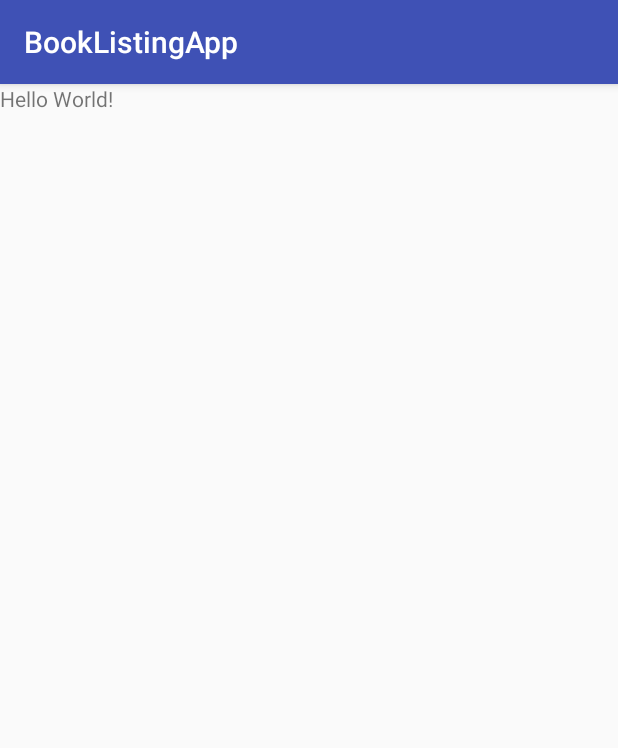
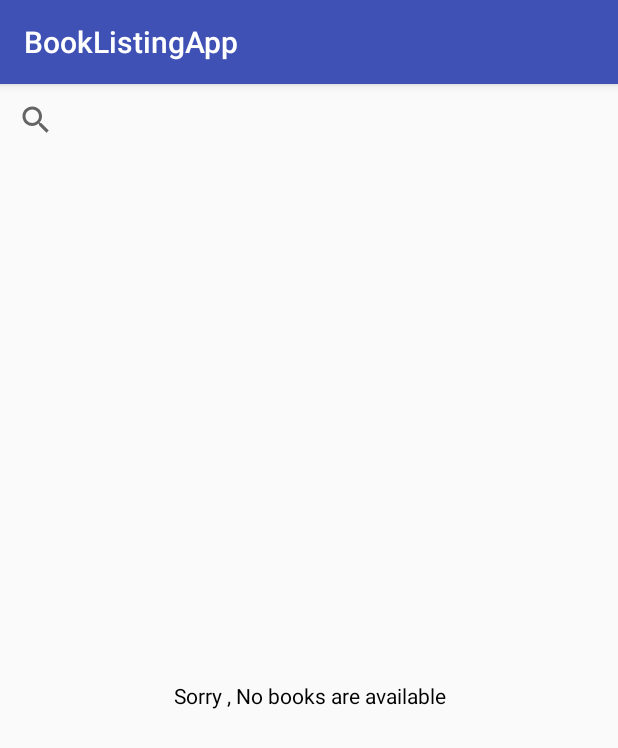
Before and after one commit to vprabhu/rubricBookListingApp, an Android app: the screen it shows after launch (MainActivity), on a phone screen of 412 x 824 dp. Shown: the top 748 px of the screen. Run offline under Robolectric (Android 15) with nearby library versions, the phone set to English and light mode, and no system bars.

Commit message:
feat : add logic for network scenario , empty listview and use of res files

```diff
--- a/app/src/main/AndroidManifest.xml
+++ b/app/src/main/AndroidManifest.xml
@@ -3,6 +3,7 @@
     package="com.example.booklistingapp">
 
     <uses-permission android:name="android.permission.INTERNET"/>
+    <uses-permission android:name="android.permission.ACCESS_NETWORK_STATE"/>
 
     <application
         android:allowBackup="true"
--- a/app/src/main/java/com/example/booklistingapp/BookAdapter.java
+++ b/app/src/main/java/com/example/booklistingapp/BookAdapter.java
@@ -31,12 +31,10 @@ public class BookAdapter extends ArrayAdapter<BookInfo>{
         mContext = context;
     }
 
-
     @NonNull
     @Override
     public View getView(int position, @Nullable View convertView, @NonNull ViewGroup parent) {
         ViewHoler mViewHoler;
-
 
         if(convertView ==null){
             convertView = LayoutInflater.from(mContext)
@@ -66,10 +64,12 @@ public class BookAdapter extends ArrayAdapter<BookInfo>{
         // sets the ratings
         float rating = (float) mBookInfo.getRating();
         mViewHoler.mRatingsTextView.setText(""+rating);
-        Log.d("Stars", "getView: Ratings " + mBookInfo.getRating());
         return convertView;
     }
 
+    /**
+     * View holder to host the UI
+     */
    static class ViewHoler{
        private TextView mTitleTextView;
        private TextView mAuthorTextView;
--- a/app/src/main/java/com/example/booklistingapp/MainActivity.java
+++ b/app/src/main/java/com/example/booklistingapp/MainActivity.java
@@ -1,29 +1,51 @@
 package com.example.booklistingapp;
 
 import android.app.LoaderManager;
+import android.content.Context;
 import android.content.Loader;
+import android.net.ConnectivityManager;
+import android.net.NetworkInfo;
 import android.os.Bundle;
 import android.support.v7.app.AppCompatActivity;
+import android.support.v7.widget.SearchView;
+import android.util.Log;
+import android.view.View;
 import android.widget.ListView;
+import android.widget.ProgressBar;
+import android.widget.TextView;
 
 import java.util.ArrayList;
 import java.util.List;
 
 public class MainActivity extends AppCompatActivity implements LoaderManager.LoaderCallbacks<List<BookInfo>> {
 
+    private static final String TAG = MainActivity.class.getSimpleName();
+
     private ListView mBookListView;
     private BookAdapter mBookAdapter;
+    private TextView mAbsenceTextView;
+    private ProgressBar mProgressBar;
 
+    private String mQueryUrl = "";
 
     @Override
     protected void onCreate(Bundle savedInstanceState) {
         super.onCreate(savedInstanceState);
         setContentView(R.layout.activity_main);
 
+//        UI Type casting
         mBookListView = (ListView) findViewById(R.id.listView_books);
+        mAbsenceTextView = (TextView) findViewById(R.id.textView_absence);
+        SearchView mBookSearchView = (SearchView) findViewById(R.id.searchView_play_books);
+        mProgressBar = (ProgressBar) findViewById(R.id.progressBar);
 
-        // aysnc task to get the queried data from Google Play Books API
+        // displays the TextView if the listview is empty
+        mBookListView.setEmptyView(mAbsenceTextView);
+        mAbsenceTextView.setText(getResources().getString(R.string.info_empty_list));
 
+        // if the network is connected , the loader is initialized
+        // else the "No internet is connected" is displayed to User
+        if(isInternetConnected(MainActivity.this)){
             // sets the adapter to ListView
             mBookAdapter = new BookAdapter(
                     MainActivity.this ,
@@ -33,22 +55,80 @@ public class MainActivity extends AppCompatActivity implements LoaderManager.Loa
             mBookListView.setAdapter(mBookAdapter);
 
             getLoaderManager().initLoader(1 , null , MainActivity.this);
+        }else {
+            mBookSearchView.setVisibility(View.GONE);
+            mBookListView.setVisibility(View.GONE);
+            mAbsenceTextView.setVisibility(View.VISIBLE);
+            mAbsenceTextView.setText(getResources().getString(R.string.info_no_internet));
+        }
+
+        mBookSearchView.setOnQueryTextListener(new SearchView.OnQueryTextListener() {
+            @Override
+            public boolean onQueryTextSubmit(String query) {
+                // change the visibility of UI components to show progressbar
+                mProgressBar.setVisibility(View.VISIBLE);
+                mBookListView.setVisibility(View.GONE);
+                mAbsenceTextView.setVisibility(View.GONE);
+                // constructing the url with user entered data
+                mQueryUrl ="https://www.googleapis.com/books/v1/volumes?q=" + query + "&maxResults=10";
+                // restart the loader to refetch the new queried data from API
+                getLoaderManager().restartLoader(1 , null , MainActivity.this);
+                return false;
+            }
+
+            @Override
+            public boolean onQueryTextChange(String newText) {
+                return false;
+            }
+        });
 
     }
 
     @Override
     public Loader<List<BookInfo>> onCreateLoader(int id, Bundle args) {
+        Log.d(TAG, "onCreateLoader: ");
         return new PlayBooksLoader(MainActivity.this ,
-                "https://www.googleapis.com/books/v1/volumes?q=Alien&maxResults=10");
+                mQueryUrl   );
     }
 
     @Override
     public void onLoadFinished(Loader<List<BookInfo>> loader, List<BookInfo> data) {
+        Log.d(TAG, "onLoadFinished: ");
+        // change the visibility of UI components to show queried data
+        mProgressBar.setVisibility(View.GONE);
+        mBookListView.setVisibility(View.VISIBLE);
+        mAbsenceTextView.setVisibility(View.VISIBLE);
+        // clears list so that to insert new queried data
+        mBookAdapter.clear();
+        // checks if the new data is not empty
+        if(!data.isEmpty()){
+            // add the new data into the adapter
             mBookAdapter.addAll(data);
+        }
     }
 
     @Override
     public void onLoaderReset(Loader<List<BookInfo>> loader) {
+        Log.d(TAG, "onLoaderReset: ");
+        // clears the data
         mBookAdapter.clear();
     }
+
+    /**
+     * checks if the mobile is connected to internet
+     * @param context to obtaind the system service
+     * @return boolean
+     * returns true if network is connected
+     * returns false if network is not connected
+     */
+    private boolean isInternetConnected(Context context){
+        ConnectivityManager connectivityManager =
+                (ConnectivityManager) context.getSystemService(Context.CONNECTIVITY_SERVICE);
+        NetworkInfo networkInfo = connectivityManager.getActiveNetworkInfo();
+        if(networkInfo!=null && networkInfo.isConnected()){
+            return true;
+        }else {
+            return false;
         }
+    }
+}
--- a/app/src/main/java/com/example/booklistingapp/PlayBooksLoader.java
+++ b/app/src/main/java/com/example/booklistingapp/PlayBooksLoader.java
@@ -2,6 +2,7 @@ package com.example.booklistingapp;
 
 import android.content.AsyncTaskLoader;
 import android.content.Context;
+import android.util.Log;
 
 import java.util.List;
 
@@ -11,22 +12,27 @@ import java.util.List;
 
 public class PlayBooksLoader extends AsyncTaskLoader<List<BookInfo>> {
 
+    private static final String TAG = MainActivity.class.getSimpleName();
+
     private String mPlayBooksUrl;
     public PlayBooksLoader(Context context , String urlParams) {
         super(context);
+        Log.d(TAG, "PlayBooksLoader: ");
         mPlayBooksUrl = urlParams;
     }
 
     @Override
     public List<BookInfo> loadInBackground() {
+        Log.d(TAG, "loadInBackground: ");
+        // fetch the data from Url ,parse the json response and makes the list
         List<BookInfo>  mBookInfoList = Utils.fetchEarthquakeData(mPlayBooksUrl);
-
         return mBookInfoList;
     }
 
     @Override
     protected void onStartLoading() {
         super.onStartLoading();
+        Log.d(TAG, "onStartLoading: ");
         forceLoad();
     }
 }
--- a/app/src/main/java/com/example/booklistingapp/Utils.java
+++ b/app/src/main/java/com/example/booklistingapp/Utils.java
@@ -1,5 +1,8 @@
 package com.example.booklistingapp;
 
+import android.content.Context;
+import android.net.ConnectivityManager;
+import android.net.NetworkInfo;
 import android.util.Log;
 
 import org.json.JSONArray;
@@ -39,8 +42,10 @@ public class Utils {
         return url;
     }
 
-
-
+    /**
+     * Fetches the data from the server using {@link HttpURLConnection}
+     * and converts it into String
+     */
     private static String makeHttpRequest(URL url) throws IOException {
         String jsonResponse = "";
 
@@ -103,7 +108,7 @@ public class Utils {
      */
     private static ArrayList<BookInfo> extractEarthquakes(String jsonResponse) {
 
-        // Create an empty ArrayList that we can start adding earthquakes to
+        // Create an empty ArrayList that we can start adding Books to
         ArrayList<BookInfo> bookQueried = new ArrayList<>();
 
         // Try to parse the SAMPLE_JSON_RESPONSE. If there's a problem with the way the JSON
@@ -112,7 +117,7 @@ public class Utils {
         try {
 
             // TODO: Parse the response given by the SAMPLE_JSON_RESPONSE string and
-            // build up a list of Earthquake objects with the corresponding data.
+            // build up a list of BookINfo objects with the corresponding data.
             JSONObject mJsonObject = new JSONObject(jsonResponse);
             JSONArray mFeaturesArray = mJsonObject.getJSONArray("items");
             int size = mFeaturesArray.length();
@@ -134,9 +139,6 @@ public class Utils {
                     }
                 }
 
-                int pageCount = mFeaturesArray.getJSONObject(i)
-                        .getJSONObject("volumeInfo")
-                        .optInt("pageCount");
                 double ratings = mFeaturesArray.getJSONObject(i)
                         .getJSONObject("volumeInfo")
                         .optDouble("averageRating");
@@ -145,7 +147,6 @@ public class Utils {
                         .getJSONObject("saleInfo")
                         .getString("saleability");
                 String displayPrice;
-                /* FOR_SALE, FREE, NOT_FOR_SALE, or FOR_PREORDER.*/
                 if(isBookForSale.equalsIgnoreCase("NOT_FOR_SALE")
                         || isBookForSale.equalsIgnoreCase("FOR_PREORDER")
                         || isBookForSale.equalsIgnoreCase("FREE")){
@@ -163,7 +164,7 @@ public class Utils {
                     displayPrice = currencyCode +" "+ retailPrice;
                 }
 
-                BookInfo mInfo = new BookInfo(title , authors ,pageCount , ratings , displayPrice , "");
+                BookInfo mInfo = new BookInfo(title , authors , ratings , displayPrice );
                 bookQueried.add(mInfo);
             }
 
@@ -171,7 +172,7 @@ public class Utils {
             // If an error is thrown when executing any of the above statements in the "try" block,
             // catch the exception here, so the app doesn't crash. Print a log message
             // with the message from the exception.
-            Log.e("QueryUtils", "Problem parsing the earthquake JSON results", e);
+            Log.e("QueryUtils", "Problem parsing the GooglePlayBooks JSON results", e);
         }
 
         // Return the list of earthquakes
@@ -195,18 +196,11 @@ public class Utils {
             Log.e(LOG_TAG, "Error closing input stream", e);
         }
 
-        // Extract relevant fields from the JSON response and create an {@link Event} object
+        // Extract relevant fields from the JSON response and create an {@link BookInfo} object
         List<BookInfo> bookInfos = extractEarthquakes(jsonResponse);
 
-        // Return the {@link Event}
+        // Return the {@link BookInfo}
         return bookInfos;
     }
 
-    public static boolean isInternetConnected(){
-
-
-        return false;
-    }
-
-
 }
--- a/app/src/main/res/layout/activity_main.xml
+++ b/app/src/main/res/layout/activity_main.xml
@@ -1,24 +1,46 @@
 <?xml version="1.0" encoding="utf-8"?>
 <LinearLayout xmlns:android="http://schemas.android.com/apk/res/android"
-    xmlns:app="http://schemas.android.com/apk/res-auto"
     xmlns:tools="http://schemas.android.com/tools"
     android:layout_width="match_parent"
     android:layout_height="match_parent"
     android:orientation="vertical"
     tools:context="com.example.booklistingapp.MainActivity">
 
-    <TextView
-        android:id="@+id/textView_empty_list"
-        android:layout_width="wrap_content"
-        android:layout_height="wrap_content"
-        android:text="Hello World!" />
+    <android.support.v7.widget.SearchView
+        android:id="@+id/searchView_play_books"
+        android:layout_width="match_parent"
+        android:layout_height="wrap_content" />
 
-    <ListView
-        android:id="@+id/listView_books"
+    <LinearLayout
         android:layout_width="match_parent"
         android:layout_height="match_parent"
-        android:divider="@null"
-        android:dividerHeight="5dp"
-        android:padding="5dp" />
+        android:gravity="center"
+        android:orientation="vertical">
+
+        <ProgressBar
+            android:id="@+id/progressBar"
+            android:layout_width="wrap_content"
+            android:layout_height="wrap_content"
+            android:visibility="gone" />
+
+        <ListView
+            android:id="@+id/listView_books"
+            android:layout_width="match_parent"
+            android:layout_height="match_parent"
+            android:divider="@null"
+            android:dividerHeight="@dimen/listview_divider_height"
+            android:visibility="visible" />
+
+        <TextView
+            android:id="@+id/textView_absence"
+            android:layout_width="match_parent"
+            android:layout_height="match_parent"
+            android:gravity="center"
+            android:textColor="@android:color/black"
+            android:visibility="visible"
+            tools:text="No Books are available." />
+
+    </LinearLayout>
+
 
 </LinearLayout>
--- a/app/src/main/res/values/strings.xml
+++ b/app/src/main/res/values/strings.xml
@@ -2,4 +2,5 @@
     <string name="app_name">BookListingApp</string>
 
     <string name="info_empty_list">Sorry , No books are available</string>
+    <string name="info_no_internet">No Internet available</string>
 </resources>
--- a/build.gradle
+++ b/build.gradle
@@ -5,7 +5,7 @@ buildscript {
         jcenter()
     }
     dependencies {
-        classpath 'com.android.tools.build:gradle:2.3.1'
+        classpath 'com.android.tools.build:gradle:2.3.0'
 
         // NOTE: Do not place your application dependencies here; they belong
         // in the individual module build.gradle files
```
Also changed, not shown: app/src/main/java/com/example/booklistingapp/BookInfo.java (+1 -12 lines), app/src/main/res/layout/layout_book_row.xml (+6 -6 lines), app/src/main/res/values/dimens.xml (added, +7 -0 lines). Lines whose indentation alone changed are shown as unchanged.
